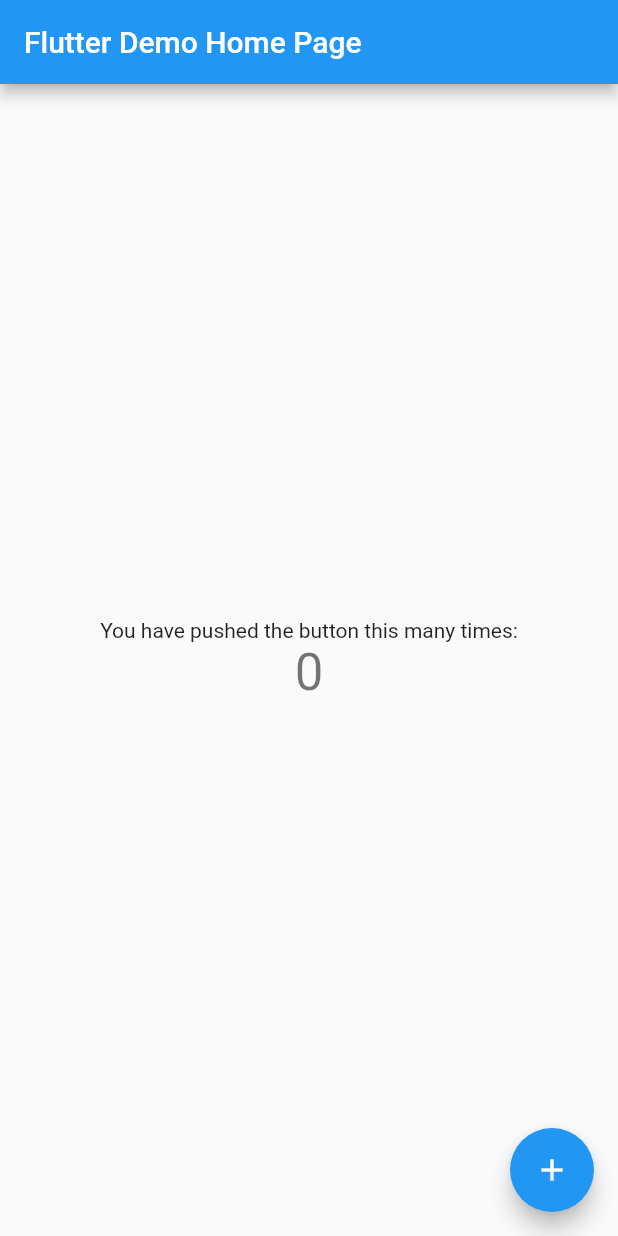
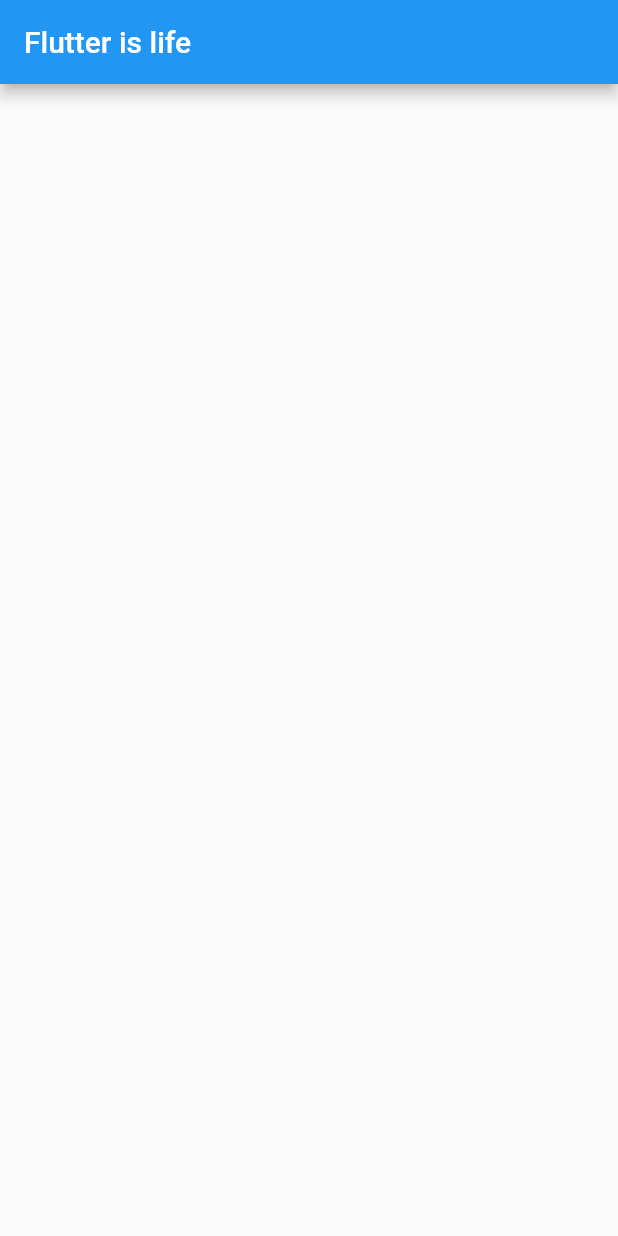
Before and after one commit to Eduard-Dumitrescu/memory_game_step_by_step, a Flutter app: the screen it shows after launch, on a phone screen of 412 x 824 dp. Run offline on Flutter 3.47's test engine with Material 2 defaults, Android fonts, the phone set to English and light mode, and no system bars.

Commit message:
much cleaner start

```diff
--- /dev/null
+++ b/lib/home_page.dart
@@ -0,0 +1,23 @@
+import 'package:flutter/material.dart';
+
+class MyHomePage extends StatefulWidget {
+  MyHomePage({Key key, this.title}) : super(key: key);
+
+  final String title;
+
+  @override
+  _MyHomePageState createState() => _MyHomePageState();
+}
+
+class _MyHomePageState extends State<MyHomePage> {
+  @override
+  Widget build(BuildContext context) {
+    return Scaffold(
+        appBar: AppBar(
+          title: Text(widget.title),
+        ),
+        body:
+            Container() // This trailing comma makes auto-formatting nicer for build methods.
+        );
+  }
+}
--- a/lib/main.dart
+++ b/lib/main.dart
@@ -1,4 +1,6 @@
 import 'package:flutter/material.dart';
+
+import 'home_page.dart';
 
 void main() => runApp(MyApp());
 
@@ -9,103 +11,9 @@ class MyApp extends StatelessWidget {
     return MaterialApp(
       title: 'Flutter Demo',
       theme: ThemeData(
-        // This is the theme of your application.
-        //
-        // Try running your application with "flutter run". You'll see the
-        // application has a blue toolbar. Then, without quitting the app, try
-        // changing the primarySwatch below to Colors.green and then invoke
-        // "hot reload" (press "r" in the console where you ran "flutter run",
-        // or simply save your changes to "hot reload" in a Flutter IDE).
-        // Notice that the counter didn't reset back to zero; the application
-        // is not restarted.
         primarySwatch: Colors.blue,
       ),
-      home: MyHomePage(title: 'Flutter Demo Home Page'),
+      home: MyHomePage(title: 'Flutter is life'),
     );
   }
 }
-
-class MyHomePage extends StatefulWidget {
-  MyHomePage({Key key, this.title}) : super(key: key);
-
-  // This widget is the home page of your application. It is stateful, meaning
-  // that it has a State object (defined below) that contains fields that affect
-  // how it looks.
-
-  // This class is the configuration for the state. It holds the values (in this
-  // case the title) provided by the parent (in this case the App widget) and
-  // used by the build method of the State. Fields in a Widget subclass are
-  // always marked "final".
-
-  final String title;
-
-  @override
-  _MyHomePageState createState() => _MyHomePageState();
-}
-
-class _MyHomePageState extends State<MyHomePage> {
-  int _counter = 0;
-
-  void _incrementCounter() {
-    setState(() {
-      // This call to setState tells the Flutter framework that something has
-      // changed in this State, which causes it to rerun the build method below
-      // so that the display can reflect the updated values. If we changed
-      // _counter without calling setState(), then the build method would not be
-      // called again, and so nothing would appear to happen.
-      _counter++;
-    });
-  }
-
-  @override
-  Widget build(BuildContext context) {
-    // This method is rerun every time setState is called, for instance as done
-    // by the _incrementCounter method above.
-    //
-    // The Flutter framework has been optimized to make rerunning build methods
-    // fast, so that you can just rebuild anything that needs updating rather
-    // than having to individually change instances of widgets.
-    return Scaffold(
-      appBar: AppBar(
-        // Here we take the value from the MyHomePage object that was created by
-        // the App.build method, and use it to set our appbar title.
-        title: Text(widget.title),
-      ),
-      body: Center(
-        // Center is a layout widget. It takes a single child and positions it
-        // in the middle of the parent.
-        child: Column(
-          // Column is also a layout widget. It takes a list of children and
-          // arranges them vertically. By default, it sizes itself to fit its
-          // children horizontally, and tries to be as tall as its parent.
-          //
-          // Invoke "debug painting" (press "p" in the console, choose the
-          // "Toggle Debug Paint" action from the Flutter Inspector in Android
-          // Studio, or the "Toggle Debug Paint" command in Visual Studio Code)
-          // to see the wireframe for each widget.
-          //
-          // Column has various properties to control how it sizes itself and
-          // how it positions its children. Here we use mainAxisAlignment to
-          // center the children vertically; the main axis here is the vertical
-          // axis because Columns are vertical (the cross axis would be
-          // horizontal).
-          mainAxisAlignment: MainAxisAlignment.center,
-          children: <Widget>[
-            Text(
-              'You have pushed the button this many times:',
-            ),
-            Text(
-              '$_counter',
-              style: Theme.of(context).textTheme.display1,
-            ),
-          ],
-        ),
-      ),
-      floatingActionButton: FloatingActionButton(
-        onPressed: _incrementCounter,
-        tooltip: 'Increment',
-        child: Icon(Icons.add),
-      ), // This trailing comma makes auto-formatting nicer for build methods.
-    );
-  }
-}
```
Also changed, not shown: pubspec.yaml (+1 -54 lines).
